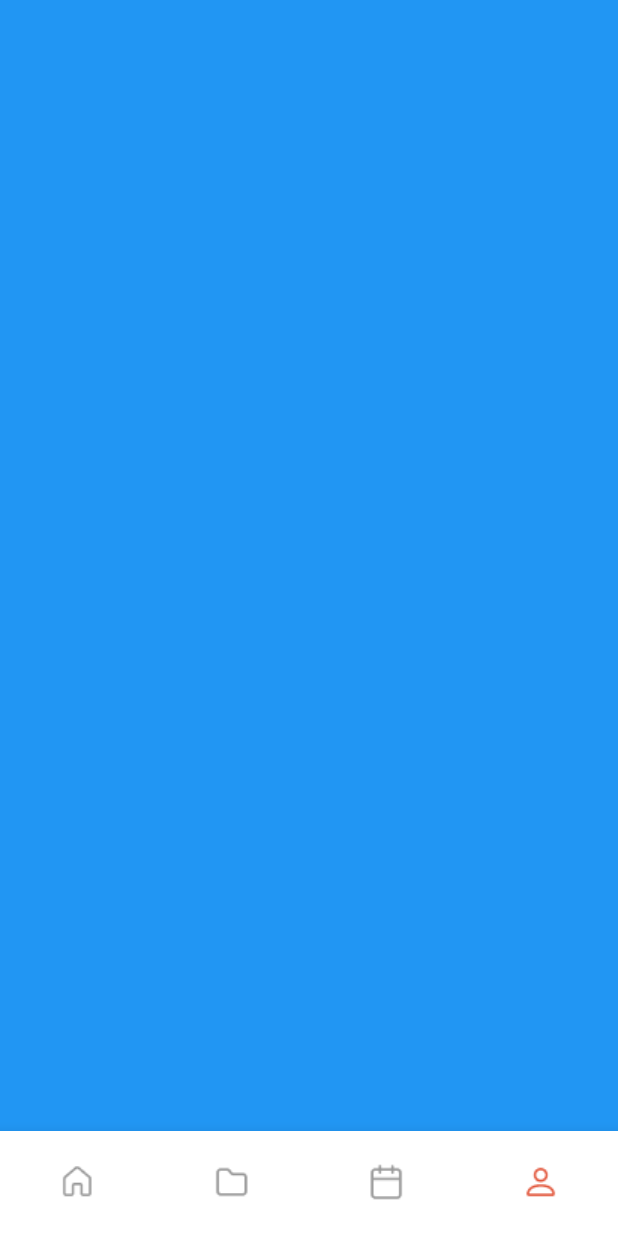
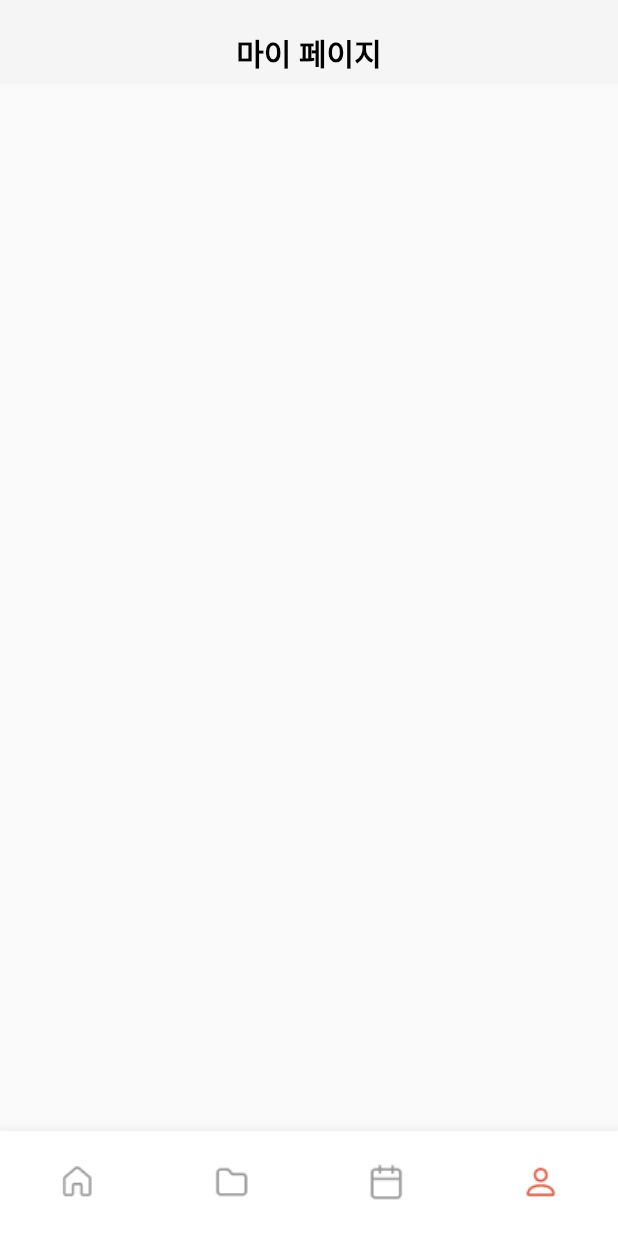
Before and after one commit to dinhoitt/weteam, a Flutter app: the screen it shows after launch, item 4 of the bottom bar chosen, on a phone screen of 412 x 824 dp. Run offline on Flutter 3.47's test engine with Material 2 defaults, Android fonts, the phone set to English and light mode, and no system bars; our stand-ins replace get, table_calendar.

Commit message:
마이페이지 오픈

```diff
--- a/lib/src/app.dart
+++ b/lib/src/app.dart
@@ -2,6 +2,7 @@ import 'package:flutter/material.dart';
 import 'package:get/get.dart';
 import 'package:weteam/src/controller/bottom_nav_controller.dart';
 import 'package:weteam/src/view/home.dart';
+import 'package:weteam/src/view/mypage.dart';
 import 'package:weteam/src/view/schedule.dart';
 import 'package:weteam/src/view/teamplay.dart';
 
@@ -61,9 +62,7 @@ class App extends GetView<BottomNavController> {
         const Home(),
         const TeamPlay(),
         const Schedule(),
-        Container(
-          color: Colors.blue,
-        ),
+        const MyPage(),
       ],
     );
   }
--- /dev/null
+++ b/lib/src/view/mypage.dart
@@ -0,0 +1,29 @@
+import 'package:flutter/material.dart';
+
+class MyPage extends StatelessWidget {
+  const MyPage({super.key});
+
+  @override
+  Widget build(BuildContext context) {
+    return SafeArea(
+      child: Scaffold(
+        appBar: AppBar(
+          backgroundColor: Color(0xFFF5F5F5),
+          title: Padding(
+            padding: const EdgeInsets.only(top: 15.0),
+            child: Text(
+              '마이 페이지',
+              style: TextStyle(fontWeight: FontWeight.bold, fontSize: 20.0),
+            ),
+          ),
+          centerTitle: true,
+        ),
+        body: _body(),
+      ),
+    );
+  }
+
+  Widget _body() {
+    return Column();
+  }
+}
```
